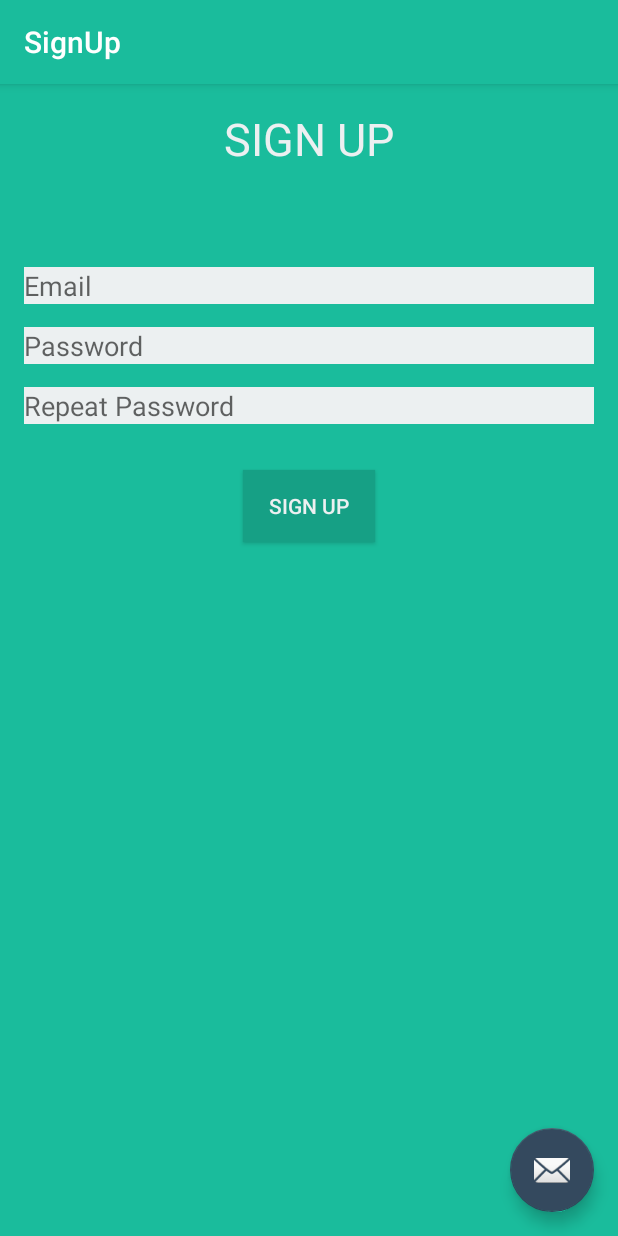
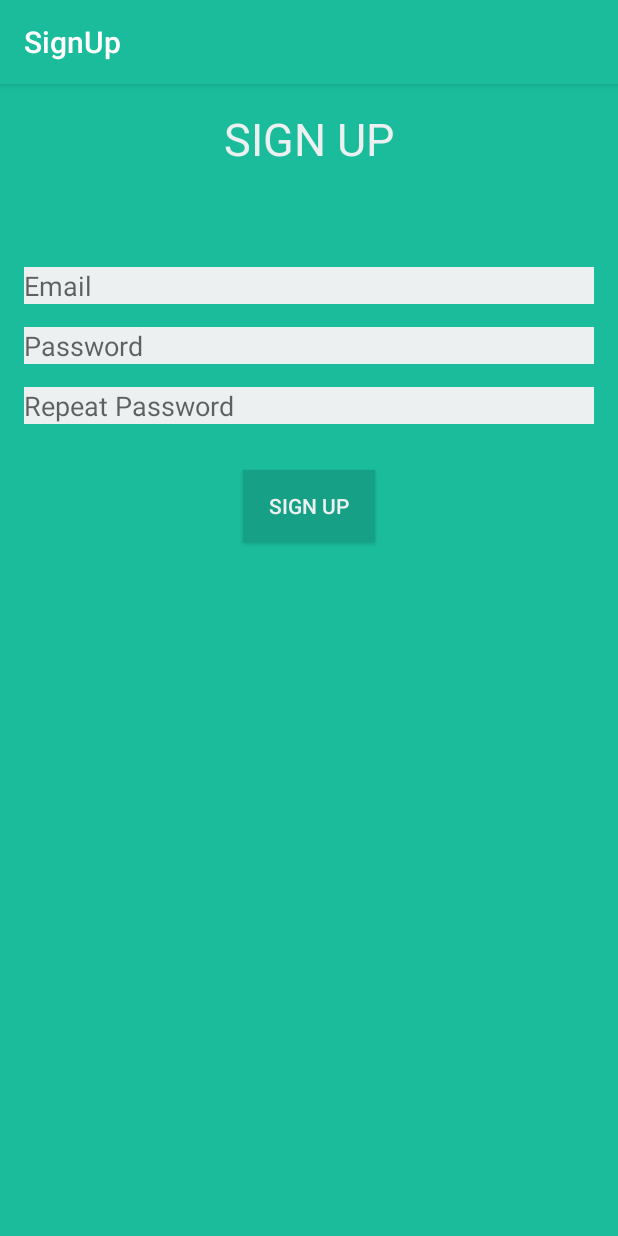
Before and after one commit to Piyapol/GrowUP2, an Android app: the SignUp screen opened directly, with no data from a screen before it, on a phone screen of 412 x 824 dp. Run offline under Robolectric (Android 15) with nearby library versions, the phone set to English and light mode, and no system bars.

Commit message:
Insert logo picture and fix Dashboard problem

```diff
--- a/app/src/main/java/com/example/xeus_labmacbook/growup/Dashboard.java
+++ b/app/src/main/java/com/example/xeus_labmacbook/growup/Dashboard.java
@@ -29,7 +29,7 @@ public class Dashboard extends AppCompatActivity {
             }
         });
 
-        this.setTitle("Tabs");
+        this.setTitle("Dashboard");
 
         createTabs();
     }
--- a/app/src/main/java/com/example/xeus_labmacbook/growup/MyFragmentAdapter.java
+++ b/app/src/main/java/com/example/xeus_labmacbook/growup/MyFragmentAdapter.java
@@ -31,7 +31,7 @@ public class MyFragmentAdapter extends FragmentStatePagerAdapter {
 
     @Override
     public CharSequence getPageTitle(int position){
-        String[] tabs = {"Temperature", "Humidity", "Light", "Water Level", "Water Pump", "LED Control"};
+        String[] tabs = {"Temperature", "Humidity", "Light", "Water Level", "Water Pump", "LED"};
         return tabs[position];
     }
 }
--- a/app/src/main/res/layout/activity_dashboard.xml
+++ b/app/src/main/res/layout/activity_dashboard.xml
@@ -31,7 +31,7 @@
         android:layout_margin="@dimen/fab_margin"
         app:srcCompat="@android:drawable/ic_dialog_email" />
 
-    <android.support.view.ViewPager
+    <android.support.v4.view.ViewPager
         android:id="@+id/view_pager"
         android:layout_width="match_parent"
         android:layout_height="match_parent"
@@ -43,4 +43,5 @@
         android:layout_height="wrap_content"
         android:background="@color/colorPrimaryDark"
         app:layout_scrollFlags="scroll|enterAlways"/>
+
 </android.support.design.widget.CoordinatorLayout>
--- a/app/src/main/res/layout/activity_sign_up.xml
+++ b/app/src/main/res/layout/activity_sign_up.xml
@@ -23,12 +23,12 @@
 
     <include layout="@layout/content_sign_up" />
 
-    <android.support.design.widget.FloatingActionButton
-        android:id="@+id/fab"
-        android:layout_width="wrap_content"
-        android:layout_height="wrap_content"
-        android:layout_gravity="bottom|end"
-        android:layout_margin="@dimen/fab_margin"
-        app:srcCompat="@android:drawable/ic_dialog_email" />
+    <!--<android.support.design.widget.FloatingActionButton-->
+        <!--android:id="@+id/fab"-->
+        <!--android:layout_width="wrap_content"-->
+        <!--android:layout_height="wrap_content"-->
+        <!--android:layout_gravity="bottom|end"-->
+        <!--android:layout_margin="@dimen/fab_margin"-->
+        <!--app:srcCompat="@android:drawable/ic_dialog_email" />-->
 
 </android.support.design.widget.CoordinatorLayout>
--- a/app/src/main/res/layout/content_login.xml
+++ b/app/src/main/res/layout/content_login.xml
@@ -18,7 +18,7 @@
         android:id="@+id/logo"
         android:layout_width="150dp"
         android:layout_height="150dp"
-        android:background="@color/colorInverse"
+        android:src="@drawable/logo"
         android:layout_centerHorizontal="true"
         android:layout_marginBottom="15dp"/>
 
@@ -62,7 +62,7 @@
         android:textColor="@color/colorInverse"
         android:text="Signup for GrowUP"
         android:layout_below="@+id/buttLogin"
-        android:layout_marginTop="150dp"
+        android:layout_marginTop="50dp"
         android:layout_centerHorizontal="true" />
 
 </RelativeLayout>
```
Also changed, not shown: app/src/main/java/com/example/xeus_labmacbook/growup/Login.java (+8 -10 lines), app/src/main/ic_launcher-web.png (added), app/src/main/res/drawable/logo.png (added), app/src/main/res/mipmap-hdpi/ic_launcher.png, app/src/main/res/mipmap-mdpi/ic_launcher.png, app/src/main/res/mipmap-xhdpi/ic_launcher.png, app/src/main/res/mipmap-xxhdpi/ic_launcher.png, app/src/main/res/mipmap-xxxhdpi/ic_launcher.png.
